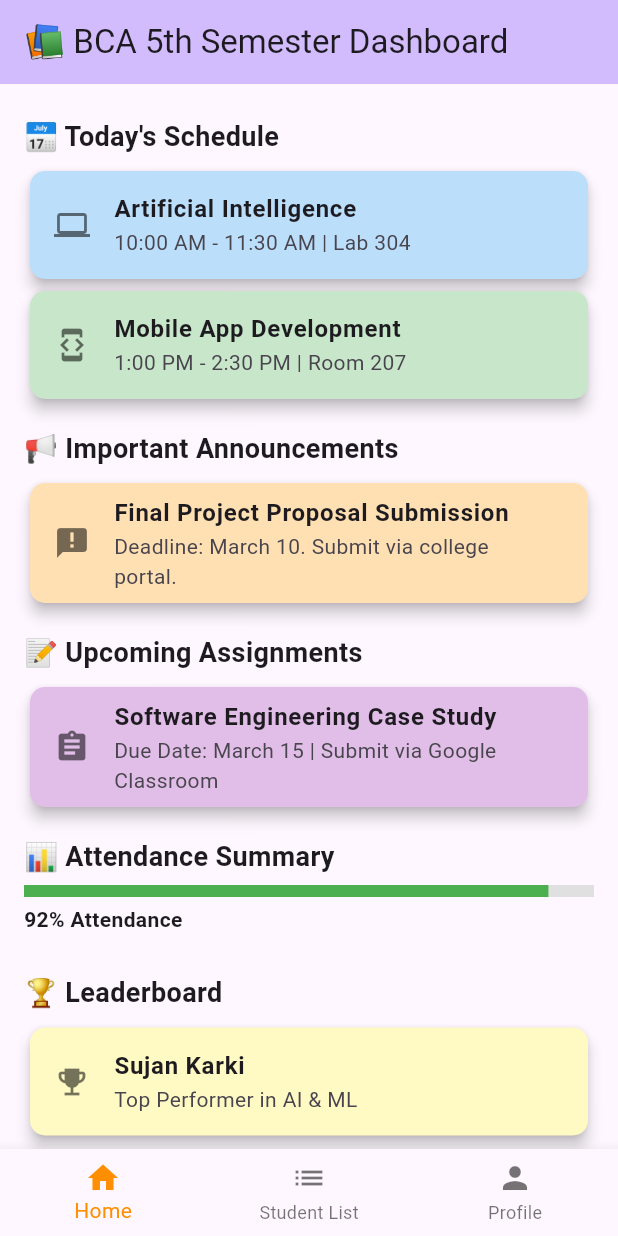
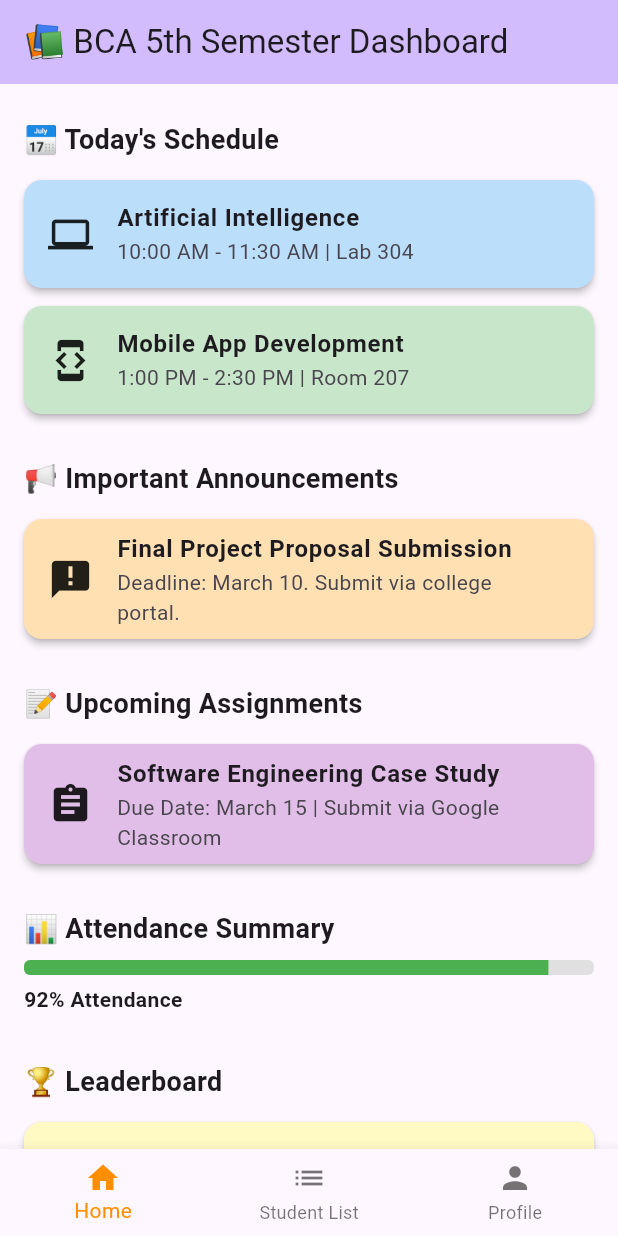
Before and after one commit to Ambikadulal/reliance_college_app, a Flutter app: the screen it shows after launch, on a phone screen of 412 x 824 dp. Run offline on Flutter 3.47's test engine with Material 3 defaults, Android fonts, the phone set to English and light mode, and no system bars; our stand-ins replace shared_preferences.

Commit message:
changes in design

```diff
--- a/lib/pages/screens/dashboard.dart
+++ b/lib/pages/screens/dashboard.dart
@@ -10,7 +10,6 @@ class StudentDashboard extends StatelessWidget {
       child: Column(
         crossAxisAlignment: CrossAxisAlignment.start,
         children: [
-          // Section: Today's Schedule
           _sectionTitle("📅 Today's Schedule"),
           _buildCard(
             icon: Icons.computer,
@@ -25,9 +24,8 @@ class StudentDashboard extends StatelessWidget {
             color: Colors.green.shade100,
           ),
 
-          const SizedBox(height: 10),
+          const SizedBox(height: 16),
 
-          // Section: Announcements
           _sectionTitle("📢 Important Announcements"),
           _buildCard(
             icon: Icons.announcement,
@@ -36,9 +34,8 @@ class StudentDashboard extends StatelessWidget {
             color: Colors.orange.shade100,
           ),
 
-          const SizedBox(height: 10),
+          const SizedBox(height: 16),
 
-          // Section: Assignments
           _sectionTitle("📝 Upcoming Assignments"),
           _buildCard(
             icon: Icons.assignment,
@@ -47,15 +44,13 @@ class StudentDashboard extends StatelessWidget {
             color: Colors.purple.shade100,
           ),
 
-          const SizedBox(height: 10),
+          const SizedBox(height: 16),
 
-          // Section: Attendance Summary
           _sectionTitle("📊 Attendance Summary"),
           _buildAttendanceProgress(0.92, "92% Attendance"),
 
-          const SizedBox(height: 20),
+          const SizedBox(height: 24),
 
-          // Section: Leaderboard
           _sectionTitle("🏆 Leaderboard"),
           _buildCard(
             icon: Icons.emoji_events,
@@ -68,10 +63,9 @@ class StudentDashboard extends StatelessWidget {
     );
   }
 
-  // Helper function to create section titles
   Widget _sectionTitle(String title) {
     return Padding(
-      padding: const EdgeInsets.symmetric(vertical: 6),
+      padding: const EdgeInsets.symmetric(vertical: 8),
       child: Text(
         title,
         style: const TextStyle(fontSize: 18, fontWeight: FontWeight.bold),
@@ -79,7 +73,6 @@ class StudentDashboard extends StatelessWidget {
     );
   }
 
-  // Helper function to create reusable Cards
   Widget _buildCard({
     required IconData icon,
     required String title,
@@ -88,29 +81,32 @@ class StudentDashboard extends StatelessWidget {
   }) {
     return Card(
       color: color,
-      elevation: 4,
-      shape: RoundedRectangleBorder(borderRadius: BorderRadius.circular(10)),
+      elevation: 2,
+      shape: RoundedRectangleBorder(borderRadius: BorderRadius.circular(12)),
+      margin: const EdgeInsets.symmetric(vertical: 6),
       child: ListTile(
-        leading: Icon(icon, color: Colors.black54),
-        title: Text(title, style: const TextStyle(fontWeight: FontWeight.bold)),
+        leading: Icon(icon, size: 30, color: Colors.black87),
+        title: Text(title, style: const TextStyle(fontWeight: FontWeight.w600)),
         subtitle: Text(subtitle),
       ),
     );
   }
 
-  // Attendance Progress Bar
   Widget _buildAttendanceProgress(double value, String label) {
     return Column(
       crossAxisAlignment: CrossAxisAlignment.start,
       children: [
-        LinearProgressIndicator(
-          value: value,
-          color: Colors.green,
-          backgroundColor: Colors.grey.shade300,
-          minHeight: 8,
+        ClipRRect(
+          borderRadius: BorderRadius.circular(4),
+          child: LinearProgressIndicator(
+            value: value,
+            color: Colors.green,
+            backgroundColor: Colors.grey.shade300,
+            minHeight: 10,
+          ),
         ),
-        const SizedBox(height: 5),
-        Text(label, style: const TextStyle(fontWeight: FontWeight.bold)),
+        const SizedBox(height: 6),
+        Text(label, style: const TextStyle(fontWeight: FontWeight.w600)),
       ],
     );
   }
```
